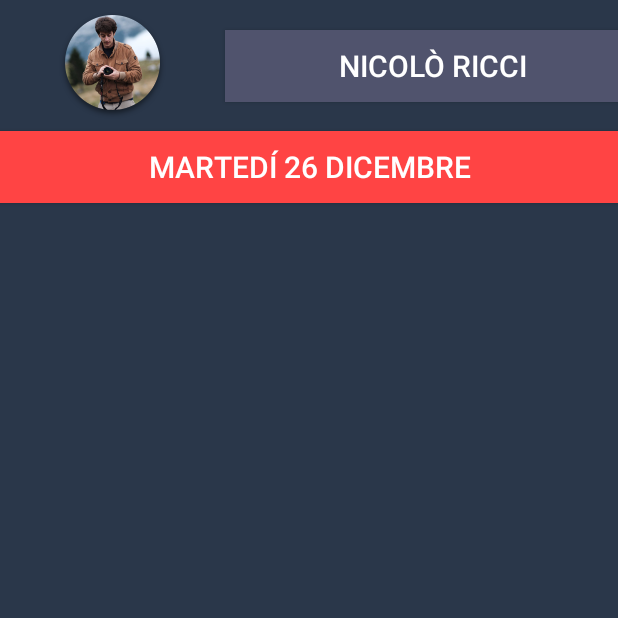
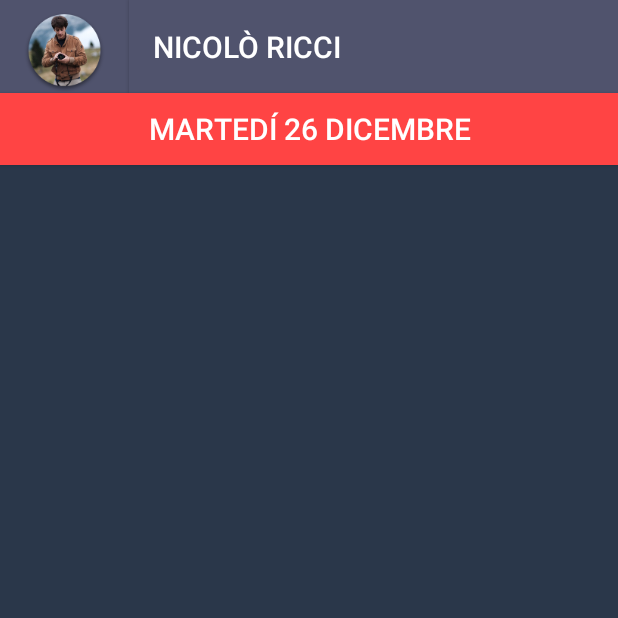
Before and after one commit to andreiafurbeis/WashUp, an Android app: the RuoliInquilino screen opened directly, with no data from a screen before it, on a phone screen of 412 x 824 dp, the top half of it. Run offline under Robolectric (Android 15) with nearby library versions, the phone set to English and light mode, and no system bars; our stand-ins replace Picasso; pictures from the network do not load; 3 statements that could not run were skipped.

Commit message:
Aggiunta la possibilita' di cancellare un compito e sistemato XML ruoli_x_inquilino

```diff
--- a/app/src/main/res/layout/activity_ruoli_x_inquilino.xml
+++ b/app/src/main/res/layout/activity_ruoli_x_inquilino.xml
@@ -4,34 +4,58 @@
     xmlns:tools="http://schemas.android.com/tools"
     android:layout_width="match_parent"
     android:layout_height="match_parent"
-    android:background="@color/background_view_color"
+    android:background="@color/bottomNavigationColor"
     tools:context=".RuoliInquilino">
+
+    <LinearLayout
+        android:id="@+id/linearLayout2"
+        android:layout_width="match_parent"
+        android:layout_height="62dp"
+        android:orientation="horizontal"
+        android:background="@color/bottomNavigationColor">
+
+        <ImageView
+            android:id="@+id/ruoli_x_inquilino_image"
+            android:layout_width="155dp"
+            android:layout_height="match_parent"
+            android:layout_marginEnd="8dp"
+            android:layout_marginStart="8dp"
+            android:layout_marginTop="8dp"
+            android:layout_weight="1"
+            android:adjustViewBounds="true"
+            android:cropToPadding="true"
+            app:layout_constraintEnd_toStartOf="@+id/ruoli_x_inquilino_title"
+            app:layout_constraintStart_toStartOf="parent"
+            app:layout_constraintTop_toTopOf="parent"
+            app:srcCompat="@drawable/nicolo_icon" />
 
         <Button
             android:id="@+id/ruoli_x_inquilino_title"
-        android:layout_width="262dp"
-        android:layout_height="wrap_content"
+            android:layout_width="match_parent"
+            android:layout_height="match_parent"
+            android:layout_weight="1"
             android:background="@color/bottomNavigationColor"
             android:paddingLeft="@dimen/padding_icona_sx"
             android:text="@string/nicol_ricci"
+            android:textAlignment="textStart"
             android:textColor="@android:color/white"
             android:textSize="20sp"
             app:layout_constraintBottom_toTopOf="@+id/button3"
             app:layout_constraintEnd_toEndOf="parent"
             app:layout_constraintTop_toTopOf="parent" />
+    </LinearLayout>
 
     <Button
         android:id="@+id/button3"
         android:layout_width="0dp"
         android:layout_height="wrap_content"
-        android:layout_marginTop="8dp"
         android:background="@android:color/holo_red_light"
         android:text="@string/data_di_oggi"
         android:textColor="@android:color/white"
         android:textSize="20sp"
         app:layout_constraintEnd_toEndOf="parent"
         app:layout_constraintStart_toStartOf="parent"
-        app:layout_constraintTop_toBottomOf="@+id/ruoli_x_inquilino_image" />
+        app:layout_constraintTop_toBottomOf="@+id/linearLayout2" />
 
     <ScrollView
         android:id="@+id/scrollView3"
@@ -40,7 +64,8 @@
         app:layout_constraintBottom_toBottomOf="parent"
         app:layout_constraintEnd_toEndOf="parent"
         app:layout_constraintStart_toStartOf="parent"
-        app:layout_constraintTop_toBottomOf="@+id/button3">
+        app:layout_constraintTop_toBottomOf="@+id/button3"
+        android:background="@color/background_view_color">
 
     </ScrollView>
 
@@ -57,19 +82,9 @@
             android:layout_width="match_parent"
             android:layout_height="match_parent"
             tools:layout_editor_absoluteX="8dp"
-            tools:layout_editor_absoluteY="519dp" />
+            tools:layout_editor_absoluteY="519dp" >
+
+        </ListView>
     </LinearLayout>
 
-    <ImageView
-        android:id="@+id/ruoli_x_inquilino_image"
-        android:layout_width="wrap_content"
-        android:layout_height="wrap_content"
-        android:layout_marginEnd="8dp"
-        android:layout_marginStart="8dp"
-        android:layout_marginTop="8dp"
-        app:layout_constraintEnd_toStartOf="@+id/ruoli_x_inquilino_title"
-        app:layout_constraintStart_toStartOf="parent"
-        app:layout_constraintTop_toTopOf="parent"
-        app:srcCompat="@drawable/nicolo_icon" />
-
 </android.support.constraint.ConstraintLayout>
--- a/app/src/main/res/layout/row_compito.xml
+++ b/app/src/main/res/layout/row_compito.xml
@@ -4,7 +4,7 @@
     android:layout_height="match_parent"
     android:orientation="vertical" >
 
-    <Button
+    <TextView
         android:id="@+id/row_compito_descrizione"
         android:layout_width="match_parent"
         android:layout_height="wrap_content"
```
Also changed, not shown: app/src/main/java/com/example/andrearubeis/wash_up/AdapterCompiti.java (+17 -2 lines), app/src/main/java/com/example/andrearubeis/wash_up/ModificaCompitiActivity.java (+98 -15 lines). Lines whose indentation alone changed are shown as unchanged.
